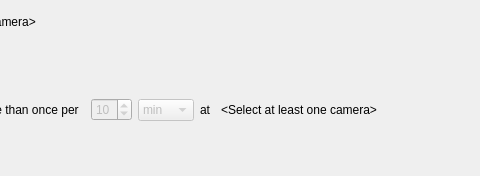
First picture: the form in client/src/ui/widgets/business/business_rule_widget.ui, repository networkoptix/nx_open, before the edit; both pictures show x 288 to 768 and y 0 to 176 of the 1053 by 176 pixel window.
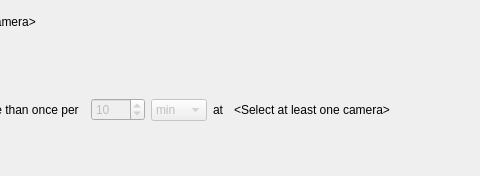
Second picture: the form after the edit.

Commit message:
Better saving of business rules
<==== Mercurial data ====>
Branch: master

```diff
--- a/client/src/ui/widgets/business/business_rule_widget.ui
+++ b/client/src/ui/widgets/business/business_rule_widget.ui
@@ -201,7 +201,7 @@
          <enum>QAbstractSpinBox::CorrectToNearestValue</enum>
         </property>
         <property name="maximum">
-         <number>60</number>
+         <number>9999</number>
         </property>
         <property name="value">
          <number>10</number>
```
The commit also changes 2 other files.
